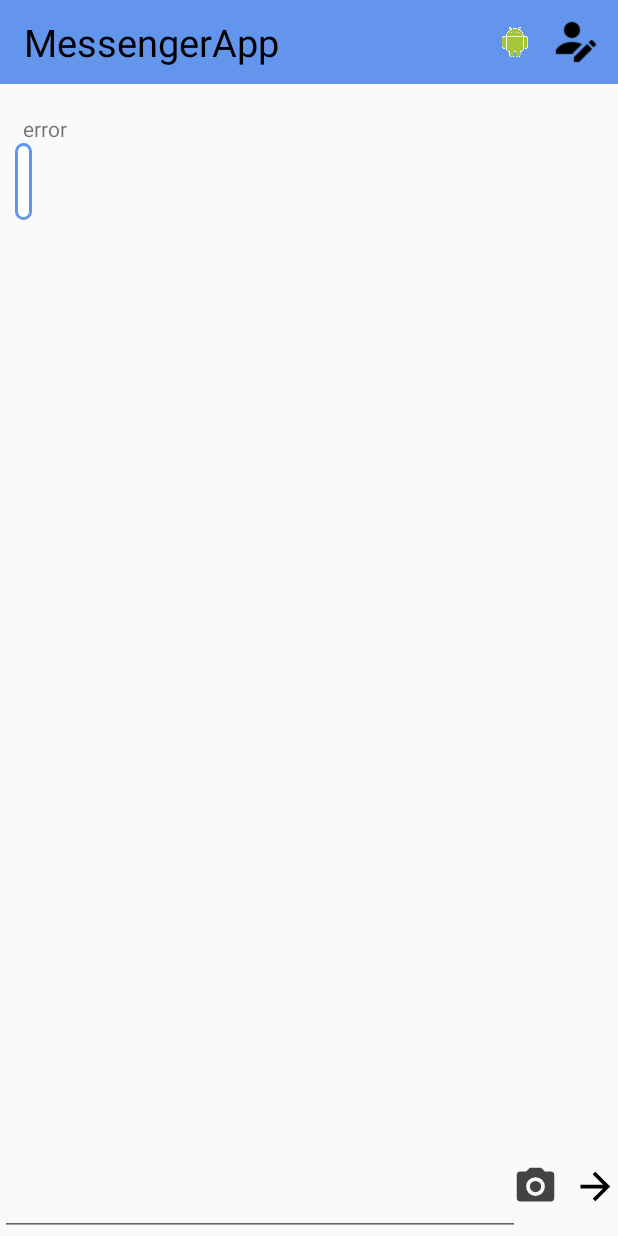
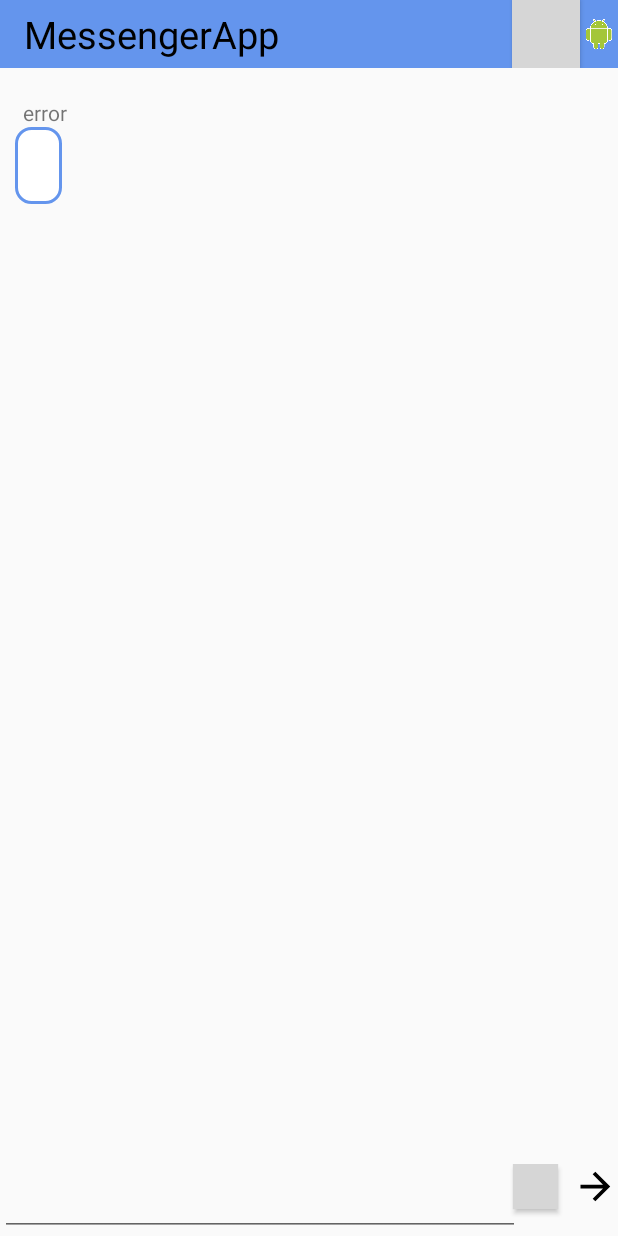
Before and after one commit to MessengerProject/App, an Android app: the MessengerActivity screen opened directly, with no data from a screen before it, after a tap on an icon or button, on a phone screen of 412 x 824 dp. Run offline under Robolectric (Android 15) with nearby library versions, the phone set to English and light mode, and no system bars; grey boxes are pictures that could not be loaded.

Commit message:
Major fixes done- Need only small fixes to be done

```diff
--- a/app/src/main/java/com/example/maxime/messengerapp/activity/MessengerActivity.java
+++ b/app/src/main/java/com/example/maxime/messengerapp/activity/MessengerActivity.java
@@ -49,7 +49,8 @@ public class MessengerActivity extends AppCompatActivity implements View.OnClick
     private final String TAG = MessengerActivity.class.getName();
     private final String SHARED_PREFS = "prefs";
     private Context context;
-    private Button btnSend, btnImage;
+    private Button btnSend, btnImage, btnProfile;
+    private ImageView iv;
     private RecyclerView recyclerView;
     private EditText msgET;
     private User user;
@@ -75,7 +76,9 @@ public class MessengerActivity extends AppCompatActivity implements View.OnClick
         final String pwd = sharedPref.getString("pwd", "error");
         btnSend = (Button) findViewById(R.id.ButtonSend);
         btnImage = (Button) findViewById(R.id.ButtonCamera);
+        btnProfile = (Button) findViewById(R.id.action_my_contacts);
         recyclerView = (RecyclerView) findViewById(R.id.recyclerViewMsg);
+        iv = (ImageView) findViewById(R.id.imageProfileTop);
         msgET = (EditText) findViewById(R.id.message);
         context = getApplicationContext();
         recyclerView.setHasFixedSize(true);
@@ -88,49 +91,20 @@ public class MessengerActivity extends AppCompatActivity implements View.OnClick
         recyclerView.setAdapter(adapter);
         btnSend.setOnClickListener(this);
         btnImage.setOnClickListener(this);
+        btnProfile.setOnClickListener(this);
         swipeRefreshLayout = (SwipeRefreshLayout) findViewById(R.id.swipeRefreshLayout);
         swipeRefreshLayout.setOnRefreshListener(this);
-        //End asynctask
-        Toolbar toolbar = (Toolbar) findViewById(R.id.toolbar);
-        setSupportActionBar(toolbar);
         this.getWindow().setSoftInputMode(WindowManager.LayoutParams.SOFT_INPUT_STATE_ALWAYS_HIDDEN);
-    }
 
-    public boolean onCreateOptionsMenu(Menu menu) {
-        super.onCreateOptionsMenu(menu);
-        ActionBar actionBar = getSupportActionBar();
-        actionBar.setDisplayShowCustomEnabled(true);
-
-        LayoutInflater inflator = (LayoutInflater) this.getSystemService(Context.LAYOUT_INFLATER_SERVICE);
-        View v = inflator.inflate(R.layout.actionbar, null);
-        actionBar.setCustomView(v);
-        getMenuInflater().inflate(R.menu.menutoolbar, menu);
-        MenuItem profileAccess = menu.findItem(R.id.action_my_contacts);
-        profileAccess.setOnMenuItemClickListener(new MenuItem.OnMenuItemClickListener() {
-            @Override
-            public boolean onMenuItemClick(MenuItem item) {
-                Intent intent = new Intent(getApplication(), ProfileConfigActivity.class);
-                SharedPreferences sharedPref = context.getSharedPreferences(SHARED_PREFS, MODE_PRIVATE);
-                SharedPreferences.Editor editor = sharedPref.edit();
-                editor.putString("login", user.getLogin());
-                editor.putString("pwd", user.getPassword());
-                editor.commit();
-                startActivity(intent);
-                Toast.makeText(getApplication(), "Profile config!!", Toast.LENGTH_LONG).show();
-                return true;
-            }
-        });
-
-        final ImageView iv = (ImageView) actionBar.getCustomView().findViewById(R.id.imageProfileTop);
+        //Async image
         //ASYNC TASK GET IMAGE FOR PROFILE
         GetImageProfileAsync getImageProfileAsync = new GetImageProfileAsync(context, user, user.getPassword());
         GetImageProfileAsync.GetImageProfileListener getImageProfileListener = new GetImageProfileAsync.GetImageProfileListener() {
             @Override
             public void onGetImageProfile(Bitmap result) {
                 if (result != null) {
-                    adapter.notifyDataSetChanged();
+                    Log.i(TAG, "onGetImageProfile: result different than null");
                     iv.setImageBitmap(Bitmap.createScaledBitmap(result, 80, 80, false));
-                    //iv.setImageBitmap(result);
                 }
             }
         };
@@ -142,7 +116,6 @@ public class MessengerActivity extends AppCompatActivity implements View.OnClick
             Log.i(TAG, e.toString());
         }
         getImageProfileAsync.cancel(true);
-        return true;
     }
 
     @Override
@@ -188,6 +161,19 @@ public class MessengerActivity extends AppCompatActivity implements View.OnClick
                 if (takePictureIntent.resolveActivity(getPackageManager()) != null) {
                     startActivityForResult(takePictureIntent,GET_FROM_GALLERY);
                 }
+                break;
+            }
+            case R.id.action_my_contacts: {
+                Log.i(TAG, "onClick: here we are");
+                Intent intent = new Intent(getApplication(), ProfileConfigActivity.class);
+                SharedPreferences sharedPref = context.getSharedPreferences(SHARED_PREFS, MODE_PRIVATE);
+                SharedPreferences.Editor editor = sharedPref.edit();
+                editor.putString("login", user.getLogin());
+                editor.putString("pwd", user.getPassword());
+                editor.commit();
+                startActivity(intent);
+                Toast.makeText(getApplication(), "Profile config!!", Toast.LENGTH_LONG).show();
+                break;
             }
         }
     }
--- a/app/src/main/java/com/example/maxime/messengerapp/adapter/MessageAdapter.java
+++ b/app/src/main/java/com/example/maxime/messengerapp/adapter/MessageAdapter.java
@@ -32,14 +32,17 @@ public class MessageAdapter extends RecyclerView.Adapter<MessageAdapter.ViewHold
         public TextView textViewAuthor;
         public TextView textViewTxt;
         public ImageView imageView;
-        public RelativeLayout relative;
+        public RelativeLayout relative, relative1;
+        public View RelativeLayoutMessage;
 
         public ViewHolder(View v) {
             super(v);
             textViewAuthor = (TextView) v.findViewById(R.id.author);
-            textViewTxt = (TextView) v.findViewById(R.id.text);
+            textViewTxt = (TextView) v.findViewById(R.id.textMessage);
             imageView = (ImageView) v.findViewById(R.id.imageMessage);
             relative = (RelativeLayout) v.findViewById(R.id.messageLayout);
+            RelativeLayoutMessage = v.findViewById(R.id.RelativeLayoutMessage);
+            relative1 = (RelativeLayout) v.findViewById(R.id.RelativeLayoutMessage);
         }
     }
 
@@ -65,6 +68,11 @@ public class MessageAdapter extends RecyclerView.Adapter<MessageAdapter.ViewHold
     public void onBindViewHolder(ViewHolder holder, int position) {
         // - get element from messages at this position
         // - replace the contents of the view with that element
+        /*RelativeLayout relative1 = holder.relative1;
+        relative1.setHorizontalGravity(RelativeLayout.ALIGN_PARENT_RIGHT);
+        relative1.setHorizontalGravity(RelativeLayout.ALIGN_PARENT_END);
+        relative1.requestLayout();*/
+
         holder.textViewTxt.setText(messages.get(position).getMessage());
         holder.textViewAuthor.setText(messages.get(position).getLogin());
         Log.i(TAG, "ADAPTER"+messages.get(position).toString());
@@ -91,7 +99,7 @@ public class MessageAdapter extends RecyclerView.Adapter<MessageAdapter.ViewHold
                 holder.textViewTxt.measure(0, 0);
                 int width = holder.textViewTxt.getMeasuredWidth();
                 RelativeLayout layout = holder.relative;
-                layout.getLayoutParams().width = width + 10;
+                layout.getLayoutParams().width = width + 20;
                 layout.requestLayout();
             }
         }
--- a/app/src/main/java/com/example/maxime/messengerapp/model/Attachment.java
+++ b/app/src/main/java/com/example/maxime/messengerapp/model/Attachment.java
@@ -25,7 +25,7 @@ public class Attachment {
 
     public Attachment() {
         this.mimeType = "image/png";
-        this.data = " d";
+        this.data = "";
     }
 
     @Override
--- a/app/src/main/res/layout/actionbar.xml
+++ /dev/null
@@ -1,15 +0,0 @@
-<?xml version="1.0" encoding="utf-8"?>
-
-<RelativeLayout xmlns:android="http://schemas.android.com/apk/res/android"
-    android:layout_width="match_parent"
-    android:layout_height="match_parent"
-    android:orientation="horizontal"
-    android:id="@+id/layout">
-
-    <ImageView
-        android:layout_width="@dimen/name_app"
-        android:layout_height="@dimen/name_app"
-        android:id="@+id/imageProfileTop"
-        android:src="@mipmap/android3"
-        android:layout_alignParentRight="true"/>
-</RelativeLayout>
--- a/app/src/main/res/layout/activity_messenger.xml
+++ b/app/src/main/res/layout/activity_messenger.xml
@@ -11,7 +11,7 @@
         android:layout_width="match_parent"
         android:layout_height="wrap_content"
         android:background="@color/simple_yellow"
-        android:minHeight="?attr/actionBarSize">
+        android:minHeight="20dp">
 
         <TextView
             android:id="@+id/text_id"
@@ -21,24 +21,45 @@
             android:text="MessengerApp"
             android:textColor="@color/colorBlack"
             android:textSize="@dimen/name_app" />
+
+        <ImageView
+            android:id="@+id/imageProfileTop"
+            android:layout_width="@dimen/name_app"
+            android:layout_height="@dimen/name_app"
+            android:layout_gravity="right"
+            android:src="@mipmap/android3" />
+
+        <Button
+            android:id="@+id/action_my_contacts"
+            android:layout_width="45dp"
+            android:layout_height="45dp"
+            android:layout_gravity="end"
+            android:background="@drawable/ic_profile" />
     </android.support.v7.widget.Toolbar>
 
     <android.support.v4.widget.SwipeRefreshLayout
         android:id="@+id/swipeRefreshLayout"
         android:layout_width="match_parent"
         android:layout_height="match_parent"
+        android:layout_below="@+id/toolbar"
         android:layout_centerVertical="true"
-        android:layout_below="@+id/toolbar"
         android:paddingBottom="@dimen/paddingBotRecycler">
+
+
+        <RelativeLayout
+            android:layout_width="match_parent"
+            android:layout_height="wrap_content"
+            android:id="@+id/recyclerLayout">
 
         <android.support.v7.widget.RecyclerView
             android:id="@+id/recyclerViewMsg"
             android:layout_width="match_parent"
-            android:layout_height="0dp"
-            android:layout_alignParentTop="true"
+            android:layout_height="match_parent"
+            android:layout_alignParentRight="true"
+            android:layout_alignParentEnd="true"
             android:scrollbars="vertical"
-            android:layout_alignParentLeft="true"
-            android:layout_alignParentStart="true" />
+            android:layout_alignParentTop="true" />
+        </RelativeLayout>
 
     </android.support.v4.widget.SwipeRefreshLayout>
 
@@ -47,16 +68,16 @@
         android:id="@+id/buttonsLayout"
         android:layout_width="match_parent"
         android:layout_height="wrap_content"
-        android:orientation="horizontal"
-        android:layout_alignParentBottom="true">
+        android:layout_alignParentBottom="true"
+        android:orientation="horizontal">
 
         <Button
             android:id="@+id/ButtonSend"
             android:layout_width="30dp"
             android:layout_height="30dp"
+            android:layout_alignParentEnd="true"
             android:layout_alignParentRight="true"
-            android:layout_alignParentEnd="true"
-            android:background="@drawable/arrow_right"/>
+            android:background="@drawable/arrow_right" />
 
         <EditText
             android:id="@+id/message"
@@ -64,18 +85,18 @@
             android:layout_height="wrap_content"
             android:layout_alignParentLeft="true"
             android:layout_alignParentStart="true"
+            android:layout_marginRight="65dp"
             android:inputType="textMultiLine"
-            android:layout_marginRight="65dp"
-            android:textSize="20sp"/>
+            android:textSize="20sp" />
 
         <Button
             android:id="@+id/ButtonCamera"
             android:layout_width="30dp"
             android:layout_height="30dp"
+            android:layout_alignParentTop="true"
             android:layout_marginRight="10dp"
-            android:background="@drawable/ic_camera"
             android:layout_toLeftOf="@+id/ButtonSend"
-            android:gravity="center_horizontal"
-            android:layout_alignParentTop="true" />
+            android:background="@drawable/image"
+            android:gravity="center_horizontal" />
     </RelativeLayout>
 </RelativeLayout>
--- a/app/src/main/res/layout/element_message.xml
+++ b/app/src/main/res/layout/element_message.xml
@@ -7,9 +7,9 @@
     android:layout_alignParentLeft="true"
     android:layout_alignParentStart="true"
     android:layout_marginBottom="10sp"
+    android:layout_marginTop="10sp"
     android:layout_marginLeft="10sp"
-    android:layout_marginTop="10sp">
-    android:layout_marginLeft="10sp">
+    android:id="@+id/RelativeLayoutMessage">
 
     <TextView
         android:id="@+id/author"
@@ -27,18 +27,18 @@
         android:orientation="horizontal">
 
         <TextView
-            android:id="@+id/text"
+            android:id="@+id/textMessage"
             android:layout_width="wrap_content"
             android:layout_height="wrap_content"
-            android:layout_margin="10dp"
-            android:textSize="@dimen/textsize" />
+            android:textSize="@dimen/textsize"
+            android:padding="10dp"/>
 
         <ImageView
             android:id="@+id/imageMessage"
             android:layout_width="wrap_content"
             android:layout_height="wrap_content"
-            android:layout_toRightOf="@+id/text"
             android:padding="5dp"
-            android:scaleType="fitXY" />
+            android:scaleType="fitXY"
+            android:layout_toRightOf="@id/textMessage"/>
     </RelativeLayout>
 </RelativeLayout>
--- a/app/src/main/res/menu/menutoolbar.xml
+++ /dev/null
@@ -1,11 +0,0 @@
-<menu xmlns:android="http://schemas.android.com/apk/res/android"
-    xmlns:app="http://schemas.android.com/apk/res-auto">
-
-    <item
-        android:id="@+id/action_my_contacts"
-        android:icon="@mipmap/editusermale48"
-        android:title="@string/action_my_contacts"
-        android:actionViewClass="android.widget.ImageButton"
-        app:showAsAction="always" />
-
-</menu>
--- a/app/src/main/res/values/styles.xml
+++ b/app/src/main/res/values/styles.xml
@@ -16,8 +16,5 @@
         <!-- Base application thème. -->
         <item name="windowNoTitle">true</item>
         <item name="windowActionBar">false</item>
-        <item name="spinnerDropDownItemStyle">@style/mydropdown</item>
-    </style>
-    <style name="mydropdown" parent="AppTheme">
     </style>
 </resources>
```
Also changed, not shown: app/src/main/java/com/example/maxime/messengerapp/activity/LoginActivity.java (+4 -3 lines), app/src/main/java/com/example/maxime/messengerapp/activity/ProfileConfigActivity.java (+5 -11 lines), app/src/main/java/com/example/maxime/messengerapp/model/Message.java (+11 -1 lines), app/src/main/java/com/example/maxime/messengerapp/task/GetMessagesListBGAsync.java (+28 -3 lines), app/src/main/res/layout/activity_profileconfig.xml (+22 -13 lines), 3 other files.
